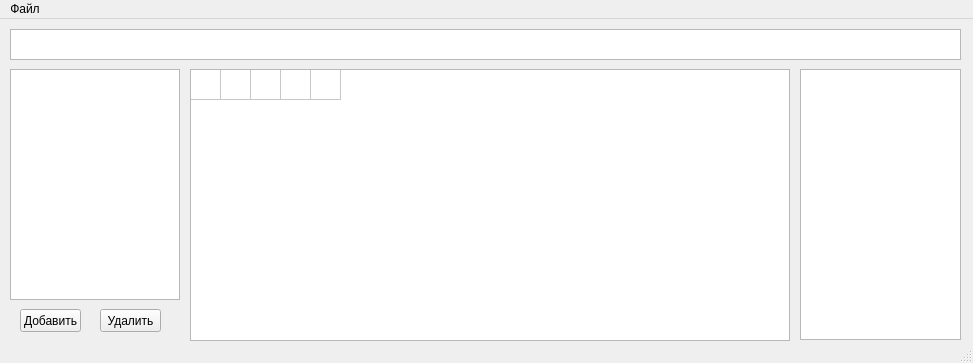
Above: main.ui from GAJIbl4/TopConst before the change. Below: the same form after it.
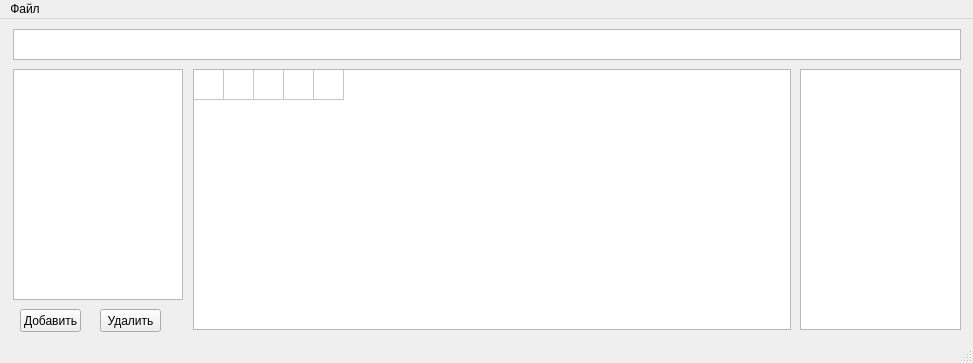
That is the form after the change.

```diff
--- a/main.ui
+++ b/main.ui
@@ -23,10 +23,10 @@
    <widget class="QTableWidget" name="tableWidget">
     <property name="geometry">
      <rect>
-      <x>190</x>
+      <x>193</x>
       <y>50</y>
-      <width>600</width>
-      <height>272</height>
+      <width>598</width>
+      <height>261</height>
      </rect>
     </property>
     <property name="textElideMode">
@@ -98,7 +98,7 @@
    <widget class="QListWidget" name="listWidget">
     <property name="geometry">
      <rect>
-      <x>10</x>
+      <x>13</x>
       <y>50</y>
       <width>170</width>
       <height>231</height>
@@ -120,16 +120,16 @@
       <x>800</x>
       <y>50</y>
       <width>161</width>
-      <height>271</height>
+      <height>261</height>
      </rect>
     </property>
    </widget>
    <widget class="QTableWidget" name="upper_table">
     <property name="geometry">
      <rect>
-      <x>10</x>
+      <x>13</x>
       <y>10</y>
-      <width>951</width>
+      <width>948</width>
       <height>31</height>
      </rect>
     </property>
@@ -138,6 +138,9 @@
       <pointsize>10</pointsize>
      </font>
     </property>
+    <property name="layoutDirection">
+     <enum>Qt::LeftToRight</enum>
+    </property>
     <property name="verticalScrollBarPolicy">
      <enum>Qt::ScrollBarAlwaysOff</enum>
     </property>
@@ -179,6 +182,26 @@
     <column/>
     <column/>
     <column/>
+    <item row="0" column="0">
+     <property name="flags">
+      <set>ItemIsUserCheckable|ItemIsEnabled</set>
+     </property>
+    </item>
+    <item row="0" column="1">
+     <property name="flags">
+      <set>ItemIsUserCheckable|ItemIsEnabled</set>
+     </property>
+    </item>
+    <item row="0" column="2">
+     <property name="flags">
+      <set>ItemIsUserCheckable|ItemIsEnabled</set>
+     </property>
+    </item>
+    <item row="0" column="3">
+     <property name="flags">
+      <set>ItemIsUserCheckable|ItemIsEnabled</set>
+     </property>
+    </item>
    </widget>
    <widget class="QPushButton" name="create_button">
     <property name="geometry">
```
Left out of the diff: 2 changed lines with no effect on the pictures.
